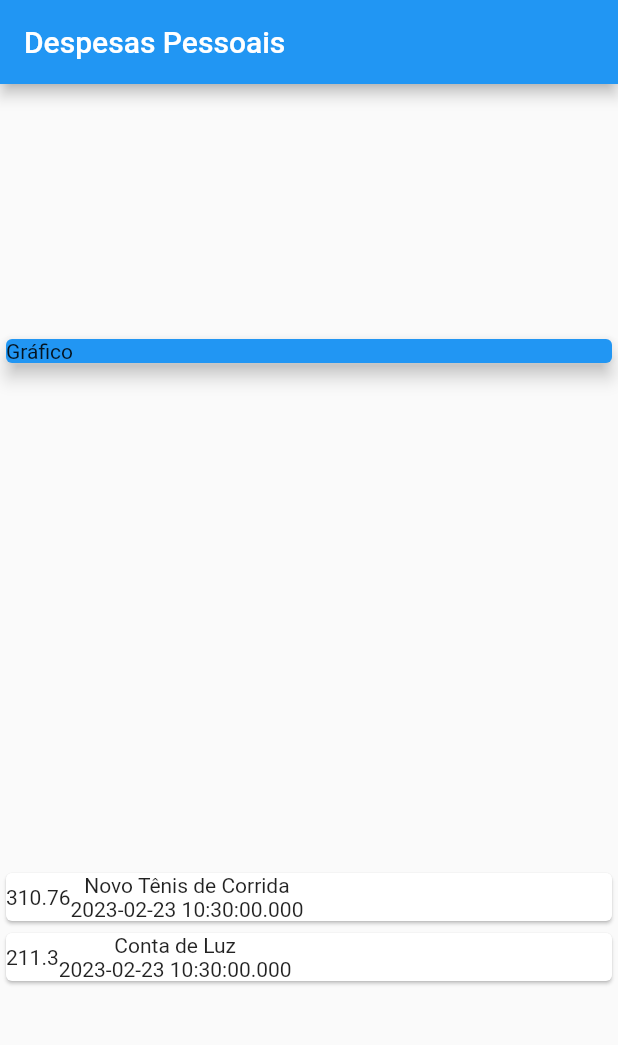
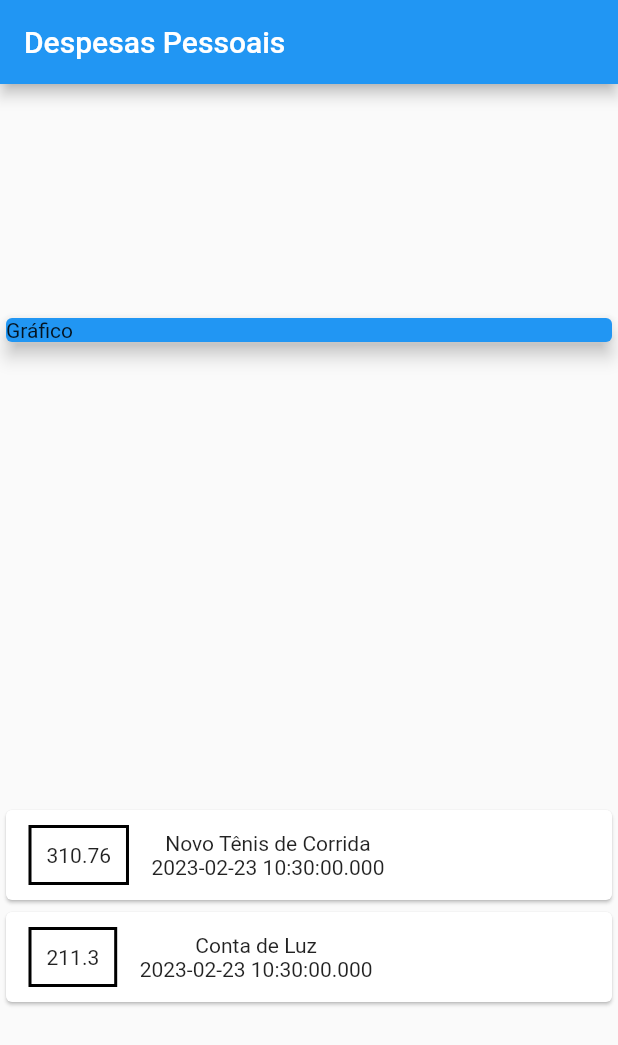
Before and after one commit to IsmaelDevMobile/expenses, a Flutter app: the screen it shows after launch, on a phone screen of 412 x 824 dp. Shown: the top 1045 px of the screen. Run offline on Flutter 3.47's test engine with Material 2 defaults, Android fonts, the phone set to English and light mode, and no system bars.

Commit message:
Aplicando Estilo no Container main.dart

```diff
--- a/lib/main.dart
+++ b/lib/main.dart
@@ -50,7 +50,20 @@ class MyHomePage extends StatelessWidget {
            return Card(
             child: Row(
               children: [
-                Container(child: Text(tr.value.toString())),
+                Container(
+                  margin: const EdgeInsets.symmetric(
+                    horizontal: 15,
+                    vertical: 10,
+                  ),
+                  decoration: BoxDecoration(
+                    border: Border.all(
+                      color: Colors.black,
+                      width: 2,
+                    ),
+                  ),
+                  padding: const EdgeInsets.all(10),
+                  child: Text(tr.value.toString()),
+                  ),
                 Column(
                   children: [
                     Text(tr.title!),
```
